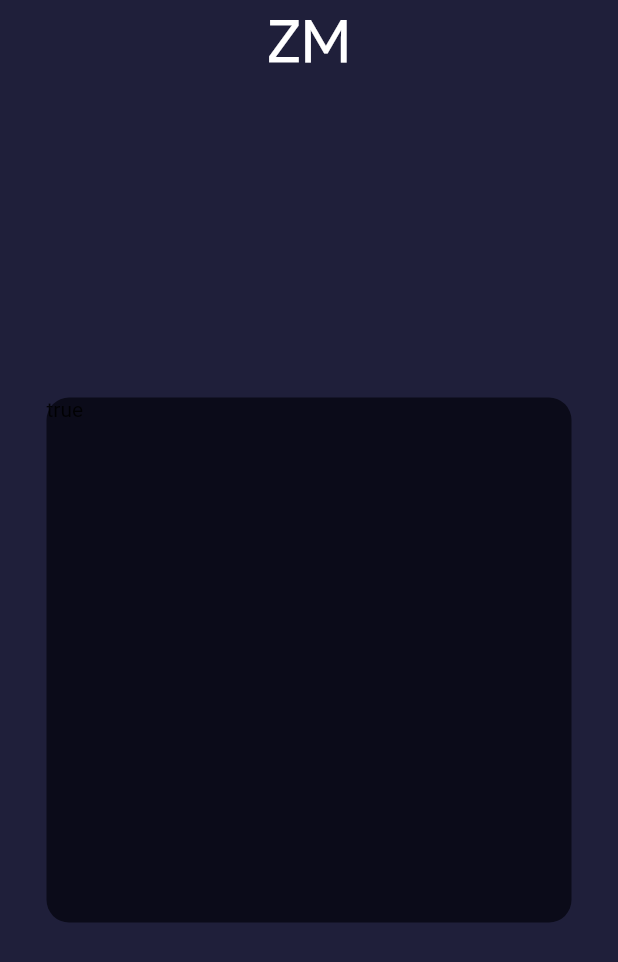
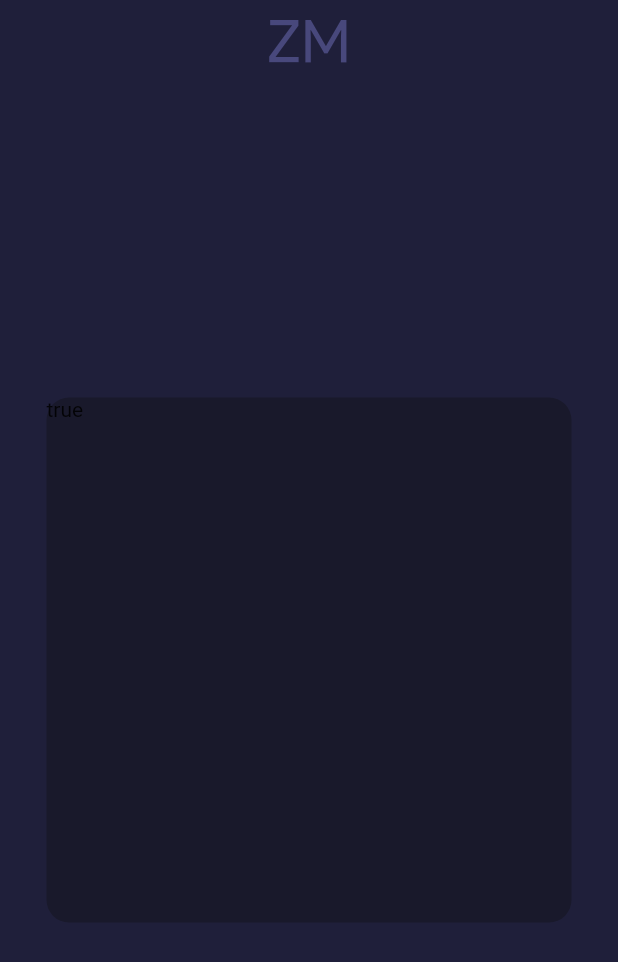
Before and after one commit to NOOBDY/google_finance, a Flutter app: the screen it shows after launch, on a phone screen of 412 x 824 dp. Shown: the top 962 px of the screen. Run offline on Flutter 3.47's test engine with Material 2 defaults, Android fonts, the phone set to English and light mode, and no system bars; our stand-ins replace charts_flutter; network calls fail.

Commit message:
minor UI color change

```diff
--- a/lib/main.dart
+++ b/lib/main.dart
@@ -17,7 +17,7 @@ class App extends StatelessWidget {
           title: Text(
             '$symbol',
             style: TextStyle(
-              color: Colors.white,
+              color: Color(0xff48487c),
               fontSize: 40,
               fontFamily: 'Product Sans',
             ),
@@ -34,7 +34,7 @@ class App extends StatelessWidget {
                 symbol: symbol,
               ),
               decoration: new BoxDecoration(
-                color: Color(0xff0b0b19),
+                color: Color(0xff19192b),
                 borderRadius: BorderRadius.all(
                   Radius.circular(15),
                 ),
```
